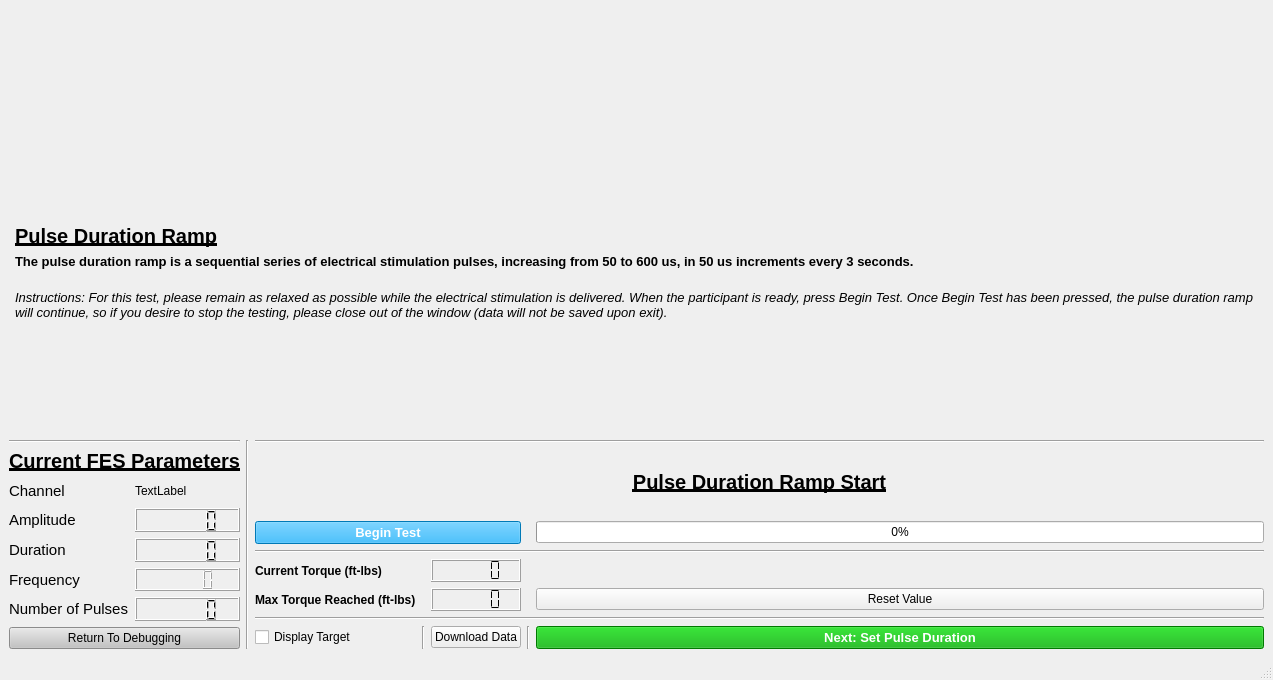
Before: the Qt Designer form resources/_CD_GUI_PDRamp_Formed_Clinician.ui in jontalvarez/central-drive, drawn with Qt 5.
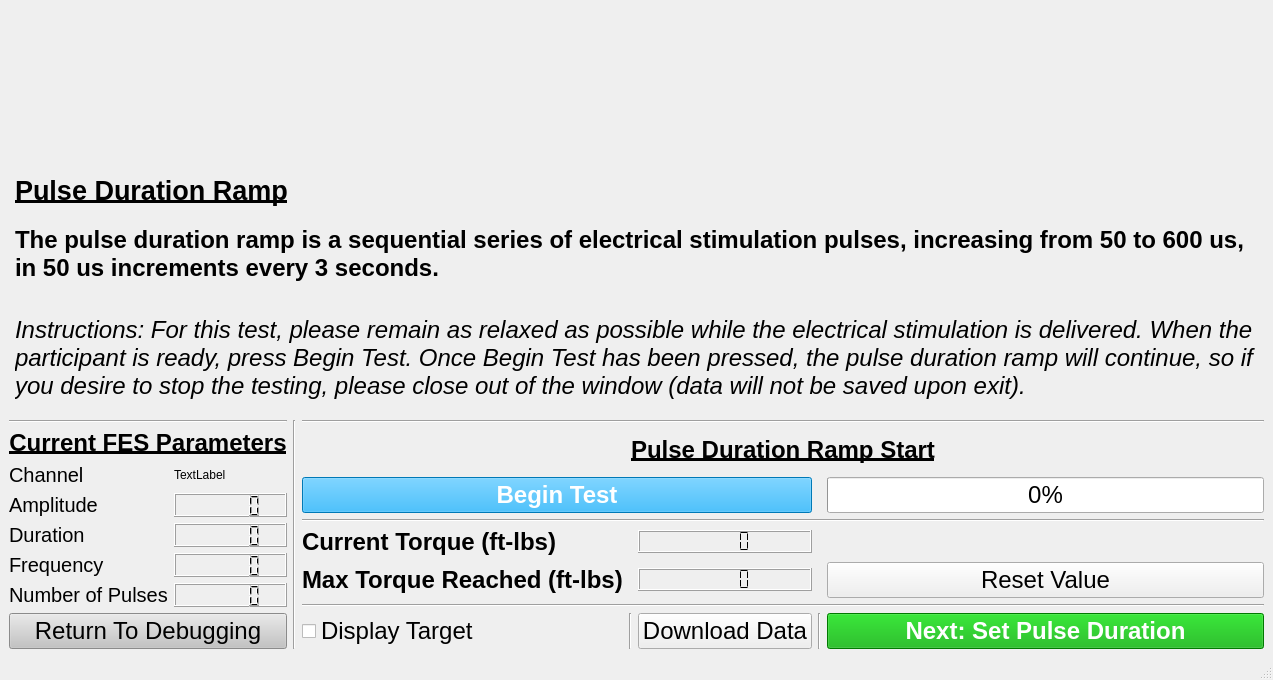
After: the same form once the commit is applied.

Commit message: rpi clinician gui changes

Patch:
```diff
--- a/resources/_CD_GUI_PDRamp_Formed_Clinician.ui
+++ b/resources/_CD_GUI_PDRamp_Formed_Clinician.ui
@@ -25,6 +25,11 @@
           <verstretch>0</verstretch>
          </sizepolicy>
         </property>
+        <property name="font">
+         <font>
+          <pointsize>20</pointsize>
+         </font>
+        </property>
         <property name="segmentStyle">
          <enum>QLCDNumber::Flat</enum>
         </property>
@@ -34,6 +39,7 @@
        <widget class="QLabel" name="label_7">
         <property name="font">
          <font>
+          <pointsize>18</pointsize>
           <weight>75</weight>
           <bold>true</bold>
          </font>
@@ -45,6 +51,11 @@
       </item>
       <item row="7" column="2">
        <widget class="QPushButton" name="download_pb">
+        <property name="font">
+         <font>
+          <pointsize>18</pointsize>
+         </font>
+        </property>
         <property name="text">
          <string>Download Data</string>
         </property>
@@ -58,6 +69,11 @@
           <verstretch>0</verstretch>
          </sizepolicy>
         </property>
+        <property name="font">
+         <font>
+          <pointsize>18</pointsize>
+         </font>
+        </property>
         <property name="text">
          <string>Reset Value</string>
         </property>
@@ -65,6 +81,11 @@
       </item>
       <item row="7" column="0">
        <widget class="QCheckBox" name="target_cb">
+        <property name="font">
+         <font>
+          <pointsize>18</pointsize>
+         </font>
+        </property>
         <property name="text">
          <string>Display Target</string>
         </property>
@@ -81,6 +102,7 @@
        <widget class="QLabel" name="label_8">
         <property name="font">
          <font>
+          <pointsize>18</pointsize>
           <weight>75</weight>
           <bold>true</bold>
          </font>
@@ -98,6 +120,11 @@
           <verstretch>0</verstretch>
          </sizepolicy>
         </property>
+        <property name="font">
+         <font>
+          <pointsize>18</pointsize>
+         </font>
+        </property>
         <property name="value">
          <number>0</number>
         </property>
@@ -113,7 +140,7 @@
         </property>
         <property name="font">
          <font>
-          <pointsize>10</pointsize>
+          <pointsize>18</pointsize>
           <weight>75</weight>
           <bold>true</bold>
          </font>
@@ -135,6 +162,11 @@
           <verstretch>0</verstretch>
          </sizepolicy>
         </property>
+        <property name="font">
+         <font>
+          <pointsize>20</pointsize>
+         </font>
+        </property>
         <property name="segmentStyle">
          <enum>QLCDNumber::Flat</enum>
         </property>
@@ -151,7 +183,7 @@
        <widget class="QPushButton" name="beginTest_pb">
         <property name="font">
          <font>
-          <pointsize>10</pointsize>
+          <pointsize>18</pointsize>
           <weight>75</weight>
           <bold>true</bold>
          </font>
@@ -190,7 +222,7 @@
        <widget class="QLabel" name="label_10">
         <property name="font">
          <font>
-          <pointsize>15</pointsize>
+          <pointsize>18</pointsize>
           <weight>75</weight>
           <bold>true</bold>
           <underline>true</underline>
@@ -222,7 +254,7 @@
        <widget class="QLabel" name="label_6">
         <property name="font">
          <font>
-          <pointsize>11</pointsize>
+          <pointsize>15</pointsize>
          </font>
         </property>
         <property name="text">
@@ -234,7 +266,7 @@
        <widget class="QLabel" name="label_5">
         <property name="font">
          <font>
-          <pointsize>11</pointsize>
+          <pointsize>15</pointsize>
          </font>
         </property>
         <property name="text">
@@ -249,7 +281,7 @@
        <widget class="QLabel" name="label_2">
         <property name="font">
          <font>
-          <pointsize>11</pointsize>
+          <pointsize>15</pointsize>
           <italic>false</italic>
          </font>
         </property>
@@ -260,6 +292,11 @@
       </item>
       <item row="7" column="0" colspan="2">
        <widget class="QPushButton" name="returnToMain_pb">
+        <property name="font">
+         <font>
+          <pointsize>18</pointsize>
+         </font>
+        </property>
         <property name="autoFillBackground">
          <bool>false</bool>
         </property>
@@ -275,7 +312,7 @@
        <widget class="QLabel" name="label">
         <property name="font">
          <font>
-          <pointsize>11</pointsize>
+          <pointsize>15</pointsize>
          </font>
         </property>
         <property name="text">
@@ -287,7 +324,7 @@
        <widget class="QLabel" name="label_3">
         <property name="font">
          <font>
-          <pointsize>15</pointsize>
+          <pointsize>18</pointsize>
           <weight>75</weight>
           <bold>true</bold>
           <underline>true</underline>
@@ -308,7 +345,7 @@
        <widget class="QLabel" name="label_4">
         <property name="font">
          <font>
-          <pointsize>11</pointsize>
+          <pointsize>15</pointsize>
          </font>
         </property>
         <property name="text">
@@ -335,6 +372,12 @@
      <layout class="QVBoxLayout" name="verticalLayout">
       <item>
        <widget class="QWidget" name="TorquePlot" native="true">
+        <property name="sizePolicy">
+         <sizepolicy hsizetype="Preferred" vsizetype="Expanding">
+          <horstretch>0</horstretch>
+          <verstretch>0</verstretch>
+         </sizepolicy>
+        </property>
         <layout class="QHBoxLayout" name="horizontalLayout"/>
        </widget>
       </item>
@@ -352,7 +395,7 @@
         </property>
         <property name="font">
          <font>
-          <pointsize>15</pointsize>
+          <pointsize>20</pointsize>
           <weight>75</weight>
           <bold>true</bold>
           <underline>true</underline>
@@ -366,14 +409,14 @@
       <item row="1" column="1">
        <widget class="QLabel" name="label_9">
         <property name="sizePolicy">
-         <sizepolicy hsizetype="Preferred" vsizetype="Maximum">
+         <sizepolicy hsizetype="Preferred" vsizetype="MinimumExpanding">
           <horstretch>0</horstretch>
           <verstretch>0</verstretch>
          </sizepolicy>
         </property>
         <property name="font">
          <font>
-          <pointsize>10</pointsize>
+          <pointsize>18</pointsize>
           <weight>75</weight>
           <bold>true</bold>
          </font>
@@ -381,19 +424,22 @@
         <property name="text">
          <string>The pulse duration ramp is a sequential series of electrical stimulation pulses, increasing from 50 to 600 us, in 50 us increments every 3 seconds.</string>
         </property>
+        <property name="wordWrap">
+         <bool>true</bool>
+        </property>
        </widget>
       </item>
       <item row="2" column="1">
        <widget class="QLabel" name="label_11">
         <property name="sizePolicy">
-         <sizepolicy hsizetype="Preferred" vsizetype="Maximum">
+         <sizepolicy hsizetype="Preferred" vsizetype="MinimumExpanding">
           <horstretch>0</horstretch>
           <verstretch>0</verstretch>
          </sizepolicy>
         </property>
         <property name="font">
          <font>
-          <pointsize>10</pointsize>
+          <pointsize>18</pointsize>
           <italic>true</italic>
          </font>
         </property>
```
Left out of the diff: 2 changed lines with no effect on the pictures. The commit also changes 5 other files.
